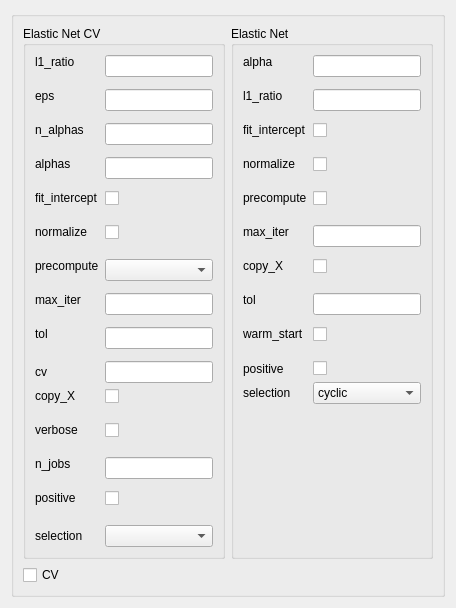
First picture: the form in ui/cv_ElasticNet.ui, repository tthatcher95/PyHAT_Point_Spectra_GUI, before the edit.
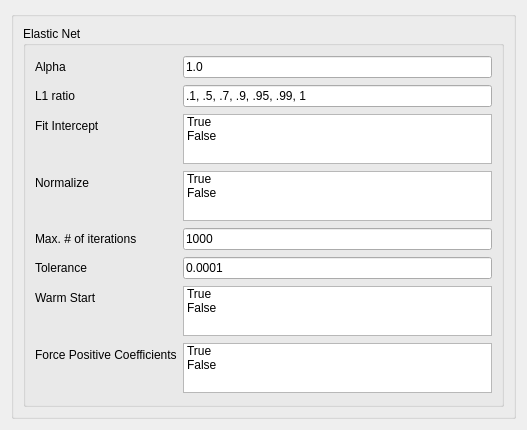
Second picture: the form after the edit.

Patch:
```diff
--- a/ui/cv_ElasticNet.ui
+++ b/ui/cv_ElasticNet.ui
@@ -2,6 +2,14 @@
 <ui version="4.0">
  <class>Form</class>
  <widget class="QWidget" name="Form">
+  <property name="geometry">
+   <rect>
+    <x>0</x>
+    <y>0</y>
+    <width>527</width>
+    <height>430</height>
+   </rect>
+  </property>
   <property name="sizePolicy">
    <sizepolicy hsizetype="Ignored" vsizetype="Ignored">
     <horstretch>0</horstretch>
@@ -17,181 +25,6 @@
      <layout class="QVBoxLayout" name="ENLayout">
       <item>
        <layout class="QHBoxLayout" name="horizontalLayout">
-        <item>
-         <widget class="QGroupBox" name="elasticNetCVGroupBox">
-          <property name="title">
-           <string>Elastic Net CV</string>
-          </property>
-          <layout class="QFormLayout" name="ElasticNetCV_2">
-           <property name="fieldGrowthPolicy">
-            <enum>QFormLayout::AllNonFixedFieldsGrow</enum>
-           </property>
-           <item row="0" column="0">
-            <widget class="QLabel" name="l1_ratioLabel">
-             <property name="text">
-              <string>l1_ratio
-</string>
-             </property>
-            </widget>
-           </item>
-           <item row="1" column="0">
-            <widget class="QLabel" name="epsLabel">
-             <property name="text">
-              <string>eps
-</string>
-             </property>
-            </widget>
-           </item>
-           <item row="2" column="0">
-            <widget class="QLabel" name="n_alphasLabel">
-             <property name="text">
-              <string>n_alphas
-</string>
-             </property>
-            </widget>
-           </item>
-           <item row="2" column="1">
-            <widget class="QLineEdit" name="n_alphasLineEdit"/>
-           </item>
-           <item row="3" column="0">
-            <widget class="QLabel" name="alphasLabel">
-             <property name="text">
-              <string>alphas
-</string>
-             </property>
-            </widget>
-           </item>
-           <item row="3" column="1">
-            <widget class="QLineEdit" name="alphasLineEdit"/>
-           </item>
-           <item row="4" column="0">
-            <widget class="QLabel" name="fit_interceptLabel">
-             <property name="text">
-              <string>fit_intercept
-</string>
-             </property>
-            </widget>
-           </item>
-           <item row="4" column="1">
-            <widget class="QCheckBox" name="fit_interceptCheckBox"/>
-           </item>
-           <item row="5" column="0">
-            <widget class="QLabel" name="normalizeLabel">
-             <property name="text">
-              <string>normalize
-</string>
-             </property>
-            </widget>
-           </item>
-           <item row="5" column="1">
-            <widget class="QCheckBox" name="normalizeCheckBox"/>
-           </item>
-           <item row="6" column="0">
-            <widget class="QLabel" name="precomputeLabel">
-             <property name="text">
-              <string>precompute
-</string>
-             </property>
-            </widget>
-           </item>
-           <item row="6" column="1">
-            <widget class="QComboBox" name="precomputeComboBox"/>
-           </item>
-           <item row="7" column="0">
-            <widget class="QLabel" name="max_iterLabel">
-             <property name="text">
-              <string>max_iter
-</string>
-             </property>
-            </widget>
-           </item>
-           <item row="7" column="1">
-            <widget class="QLineEdit" name="max_iterLineEdit"/>
-           </item>
-           <item row="8" column="0">
-            <widget class="QLabel" name="tolLabel">
-             <property name="text">
-              <string>tol
-</string>
-             </property>
-            </widget>
-           </item>
-           <item row="8" column="1">
-            <widget class="QLineEdit" name="tolLineEdit"/>
-           </item>
-           <item row="11" column="0">
-            <widget class="QLabel" name="copy_XLabel">
-             <property name="text">
-              <string>copy_X
-</string>
-             </property>
-            </widget>
-           </item>
-           <item row="11" column="1">
-            <widget class="QCheckBox" name="copy_XCheckBox"/>
-           </item>
-           <item row="12" column="0">
-            <widget class="QLabel" name="verboseLabel">
-             <property name="text">
-              <string>verbose
-</string>
-             </property>
-            </widget>
-           </item>
-           <item row="12" column="1">
-            <widget class="QCheckBox" name="verboseCheckBox"/>
-           </item>
-           <item row="13" column="0">
-            <widget class="QLabel" name="n_jobsLabel">
-             <property name="text">
-              <string>n_jobs
-</string>
-             </property>
-            </widget>
-           </item>
-           <item row="13" column="1">
-            <widget class="QLineEdit" name="n_jobsLineEdit"/>
-           </item>
-           <item row="14" column="0">
-            <widget class="QLabel" name="positiveLabel">
-             <property name="text">
-              <string>positive
-</string>
-             </property>
-            </widget>
-           </item>
-           <item row="14" column="1">
-            <widget class="QCheckBox" name="positiveCheckBox"/>
-           </item>
-           <item row="15" column="0">
-            <widget class="QLabel" name="selectionLabel">
-             <property name="text">
-              <string>selection</string>
-             </property>
-            </widget>
-           </item>
-           <item row="15" column="1">
-            <widget class="QComboBox" name="selectionComboBox"/>
-           </item>
-           <item row="9" column="0">
-            <widget class="QLabel" name="cVLabel">
-             <property name="text">
-              <string>cv</string>
-             </property>
-            </widget>
-           </item>
-           <item row="9" column="1">
-            <widget class="QLineEdit" name="cVLineEdit"/>
-           </item>
-           <item row="0" column="1">
-            <widget class="QLineEdit" name="l1_ratioLineEdit"/>
-           </item>
-           <item row="1" column="1">
-            <widget class="QLineEdit" name="epsLineEdit"/>
-           </item>
-          </layout>
-         </widget>
-        </item>
         <item>
          <widget class="QGroupBox" name="elasticNetGroupBox">
           <property name="title">
@@ -204,129 +37,175 @@
            <item row="0" column="0">
             <widget class="QLabel" name="enalphaLabel">
              <property name="text">
-              <string>alpha
-</string>
+              <string>Alpha</string>
              </property>
             </widget>
            </item>
            <item row="0" column="1">
-            <widget class="QLineEdit" name="enalphaLineEdit"/>
+            <widget class="QLineEdit" name="enalphaLineEdit">
+             <property name="text">
+              <string>1.0</string>
+             </property>
+            </widget>
            </item>
            <item row="1" column="0">
             <widget class="QLabel" name="enl1_ratioLabel">
              <property name="text">
-              <string>l1_ratio
-</string>
+              <string>L1 ratio</string>
              </property>
             </widget>
            </item>
            <item row="1" column="1">
-            <widget class="QLineEdit" name="enl1_ratioLineEdit"/>
+            <widget class="QLineEdit" name="enl1_ratioLineEdit">
+             <property name="text">
+              <string>.1, .5, .7, .9, .95, .99, 1</string>
+             </property>
+            </widget>
            </item>
            <item row="2" column="0">
             <widget class="QLabel" name="enfit_interceptLabel">
              <property name="text">
-              <string>fit_intercept
-</string>
+              <string>Fit Intercept</string>
              </property>
             </widget>
            </item>
            <item row="2" column="1">
-            <widget class="QCheckBox" name="enfit_interceptCheckBox"/>
+            <widget class="QListWidget" name="enfit_intercept_list">
+             <property name="maximumSize">
+              <size>
+               <width>16777215</width>
+               <height>50</height>
+              </size>
+             </property>
+             <property name="selectionMode">
+              <enum>QAbstractItemView::MultiSelection</enum>
+             </property>
+             <item>
+              <property name="text">
+               <string>True</string>
+              </property>
+             </item>
+             <item>
+              <property name="text">
+               <string>False</string>
+              </property>
+             </item>
+            </widget>
            </item>
            <item row="3" column="0">
             <widget class="QLabel" name="ennormalizeLabel">
              <property name="text">
-              <string>normalize
-</string>
+              <string>Normalize</string>
              </property>
             </widget>
            </item>
            <item row="3" column="1">
-            <widget class="QCheckBox" name="ennormalizeCheckBox"/>
+            <widget class="QListWidget" name="ennormalize_list">
+             <property name="maximumSize">
+              <size>
+               <width>16777215</width>
+               <height>50</height>
+              </size>
+             </property>
+             <property name="selectionMode">
+              <enum>QAbstractItemView::MultiSelection</enum>
+             </property>
+             <item>
+              <property name="text">
+               <string>True</string>
+              </property>
+             </item>
+             <item>
+              <property name="text">
+               <string>False</string>
+              </property>
+             </item>
+            </widget>
            </item>
            <item row="4" column="0">
-            <widget class="QLabel" name="enprecomputeLabel">
-             <property name="text">
-              <string>precompute
-</string>
-             </property>
-            </widget>
-           </item>
-           <item row="4" column="1">
-            <widget class="QCheckBox" name="enprecomputeCheckBox"/>
-           </item>
-           <item row="5" column="0">
             <widget class="QLabel" name="enmax_iterLabel">
              <property name="text">
-              <string>max_iter
-</string>
+              <string>Max. # of iterations</string>
              </property>
             </widget>
            </item>
-           <item row="5" column="1">
-            <widget class="QLineEdit" name="enmax_iterLineEdit"/>
-           </item>
-           <item row="6" column="0">
-            <widget class="QLabel" name="encopy_XLabel">
+           <item row="4" column="1">
+            <widget class="QLineEdit" name="enmax_iterLineEdit">
              <property name="text">
-              <string>copy_X
-</string>
+              <string>1000</string>
              </property>
             </widget>
            </item>
-           <item row="6" column="1">
-            <widget class="QCheckBox" name="encopy_XCheckBox"/>
-           </item>
-           <item row="7" column="0">
+           <item row="5" column="0">
             <widget class="QLabel" name="entolLabel">
              <property name="text">
-              <string>tol
-</string>
+              <string>Tolerance</string>
              </property>
             </widget>
            </item>
-           <item row="7" column="1">
-            <widget class="QLineEdit" name="entolLineEdit"/>
+           <item row="5" column="1">
+            <widget class="QLineEdit" name="entolLineEdit">
+             <property name="text">
+              <string>0.0001</string>
+             </property>
+            </widget>
            </item>
-           <item row="8" column="0">
+           <item row="6" column="0">
             <widget class="QLabel" name="enwarm_startLabel">
              <property name="text">
-              <string>warm_start
-</string>
+              <string>Warm Start</string>
              </property>
             </widget>
            </item>
-           <item row="8" column="1">
-            <widget class="QCheckBox" name="enwarm_startCheckBox"/>
+           <item row="6" column="1">
+            <widget class="QListWidget" name="enwarm_start_list">
+             <property name="maximumSize">
+              <size>
+               <width>16777215</width>
+               <height>50</height>
+              </size>
+             </property>
+             <property name="selectionMode">
+              <enum>QAbstractItemView::MultiSelection</enum>
+             </property>
+             <item>
+              <property name="text">
+               <string>True</string>
+              </property>
+             </item>
+             <item>
+              <property name="text">
+               <string>False</string>
+              </property>
+             </item>
+            </widget>
            </item>
-           <item row="9" column="0">
+           <item row="7" column="0">
             <widget class="QLabel" name="enpositiveLabel">
              <property name="text">
-              <string>positive</string>
+              <string>Force Positive Coefficients</string>
              </property>
             </widget>
            </item>
-           <item row="9" column="1">
-            <widget class="QCheckBox" name="enpositiveCheckBox"/>
-           </item>
-           <item row="10" column="0">
-            <widget class="QLabel" name="enselectionLabel">
-             <property name="text">
-              <string>selection</string>
+           <item row="7" column="1">
+            <widget class="QListWidget" name="enpositive_list">
+             <property name="maximumSize">
+              <size>
+               <width>16777215</width>
+               <height>50</height>
+              </size>
              </property>
-            </widget>
-           </item>
-           <item row="10" column="1">
-            <widget class="QComboBox" name="enselectionComboBox">
+             <property name="selectionMode">
+              <enum>QAbstractItemView::MultiSelection</enum>
+             </property>
              <item>
               <property name="text">
-               <string>cyclic</string>
+               <string>True</string>
               </property>
              </item>
              <item>
               <property name="text">
-               <string>random</string>
+               <string>False</string>
               </property>
              </item>
             </widget>
@@ -336,13 +215,6 @@
         </item>
        </layout>
       </item>
-      <item>
-       <widget class="QCheckBox" name="CVCheckBox">
-        <property name="text">
-         <string>CV</string>
-        </property>
-       </widget>
-      </item>
      </layout>
     </widget>
    </item>
```
Left out of the diff: 35 changed lines with no effect on the pictures.
